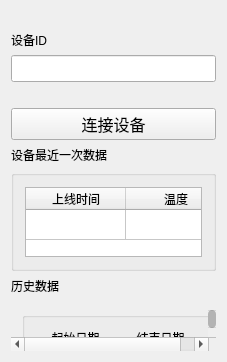
Before: the Qt Designer form mainwindow.ui in 381171634/Remote-Monitor-Phone, drawn with Qt 5.
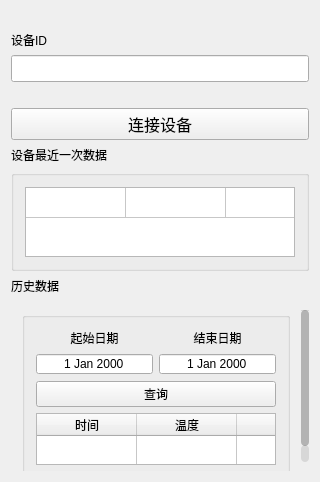
After: the same form once the commit is applied.

```diff
--- a/mainwindow.ui
+++ b/mainwindow.ui
@@ -6,8 +6,8 @@
    <rect>
     <x>0</x>
     <y>0</y>
-    <width>227</width>
-    <height>312</height>
+    <width>320</width>
+    <height>482</height>
    </rect>
   </property>
   <property name="windowTitle">
@@ -160,7 +160,7 @@
           <bool>true</bool>
          </property>
          <attribute name="horizontalHeaderVisible">
-          <bool>true</bool>
+          <bool>false</bool>
          </attribute>
          <attribute name="horizontalHeaderHighlightSections">
           <bool>true</bool>
@@ -294,8 +294,8 @@
         <rect>
          <x>0</x>
          <y>0</y>
-         <width>207</width>
-         <height>141</height>
+         <width>302</width>
+         <height>215</height>
         </rect>
        </property>
        <layout class="QGridLayout" name="gridLayout">
@@ -340,9 +340,200 @@
              <property name="selectionMode">
               <enum>QAbstractItemView::NoSelection</enum>
              </property>
+             <property name="rowCount">
+              <number>100</number>
+             </property>
              <attribute name="verticalHeaderVisible">
               <bool>false</bool>
              </attribute>
+             <row>
+              <property name="text">
+               <string>新建行</string>
+              </property>
+             </row>
+             <row>
+              <property name="text">
+               <string>新建行</string>
+              </property>
+             </row>
+             <row>
+              <property name="text">
+               <string>新建行</string>
+              </property>
+             </row>
+             <row>
+              <property name="text">
+               <string>新建行</string>
+              </property>
+             </row>
+             <row>
+              <property name="text">
+               <string>新建行</string>
+              </property>
+             </row>
+             <row>
+              <property name="text">
+               <string>新建行</string>
+              </property>
+             </row>
+             <row>
+              <property name="text">
+               <string>新建行</string>
+              </property>
+             </row>
+             <row>
+              <property name="text">
+               <string>新建行</string>
+              </property>
+             </row>
+             <row>
+              <property name="text">
+               <string>新建行</string>
+              </property>
+             </row>
+             <row>
+              <property name="text">
+               <string>新建行</string>
+              </property>
+             </row>
+             <row>
+              <property name="text">
+               <string>新建行</string>
+              </property>
+             </row>
+             <row>
+              <property name="text">
+               <string>新建行</string>
+              </property>
+             </row>
+             <row>
+              <property name="text">
+               <string>新建行</string>
+              </property>
+             </row>
+             <row>
+              <property name="text">
+               <string>新建行</string>
+              </property>
+             </row>
+             <row>
+              <property name="text">
+               <string>新建行</string>
+              </property>
+             </row>
+             <row>
+              <property name="text">
+               <string>新建行</string>
+              </property>
+             </row>
+             <row>
+              <property name="text">
+               <string>新建行</string>
+              </property>
+             </row>
+             <row>
+              <property name="text">
+               <string>新建行</string>
+              </property>
+             </row>
+             <row>
+              <property name="text">
+               <string>新建行</string>
+              </property>
+             </row>
+             <row>
+              <property name="text">
+               <string>新建行</string>
+              </property>
+             </row>
+             <row>
+              <property name="text">
+               <string>新建行</string>
+              </property>
+             </row>
+             <row>
+              <property name="text">
+               <string>新建行</string>
+              </property>
+             </row>
+             <row/>
+             <row/>
+             <row/>
+             <row/>
+             <row/>
+             <row/>
+             <row/>
+             <row/>
+             <row/>
+             <row/>
+             <row/>
+             <row/>
+             <row/>
+             <row/>
+             <row/>
+             <row/>
+             <row/>
+             <row/>
+             <row/>
+             <row/>
+             <row/>
+             <row/>
+             <row/>
+             <row/>
+             <row/>
+             <row/>
+             <row/>
+             <row/>
+             <row/>
+             <row/>
+             <row/>
+             <row/>
+             <row/>
+             <row/>
+             <row/>
+             <row/>
+             <row/>
+             <row/>
+             <row/>
+             <row/>
+             <row/>
+             <row/>
+             <row/>
+             <row/>
+             <row/>
+             <row/>
+             <row/>
+             <row/>
+             <row/>
+             <row/>
+             <row/>
+             <row/>
+             <row/>
+             <row/>
+             <row/>
+             <row/>
+             <row/>
+             <row/>
+             <row/>
+             <row/>
+             <row/>
+             <row/>
+             <row/>
+             <row/>
+             <row/>
+             <row/>
+             <row/>
+             <row/>
+             <row/>
+             <row/>
+             <row/>
+             <row/>
+             <row/>
+             <row/>
+             <row/>
+             <row/>
+             <row/>
+             <row/>
              <column>
               <property name="text">
                <string>时间</string>
```
Left out of the diff: 3 changed lines with no effect on the pictures.
